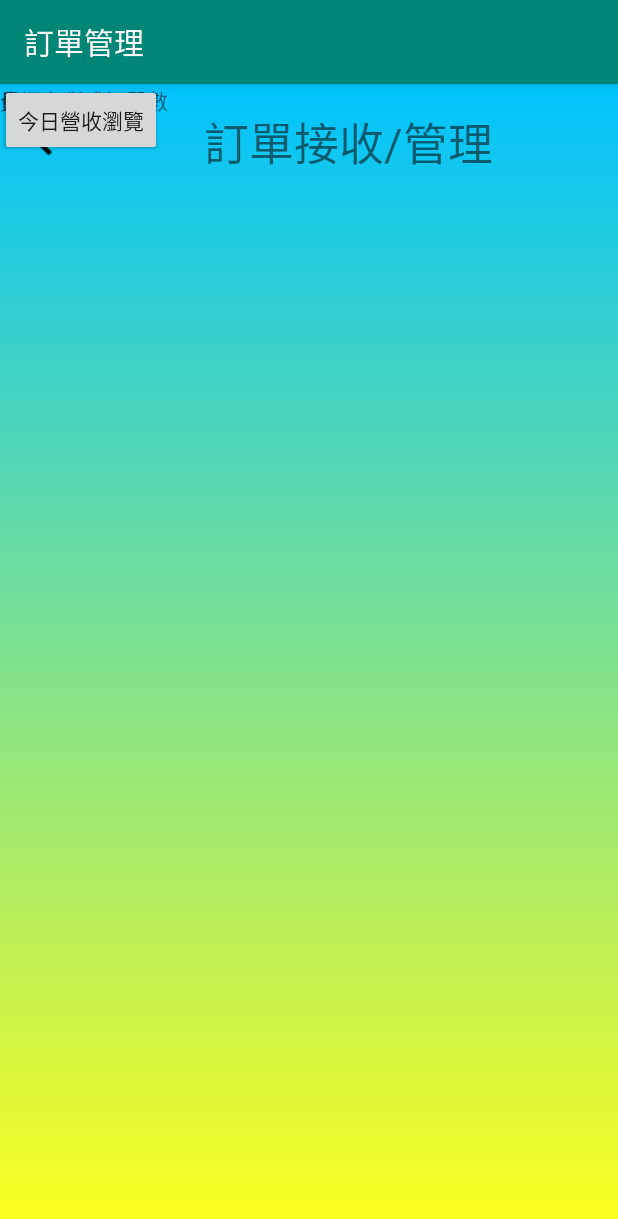
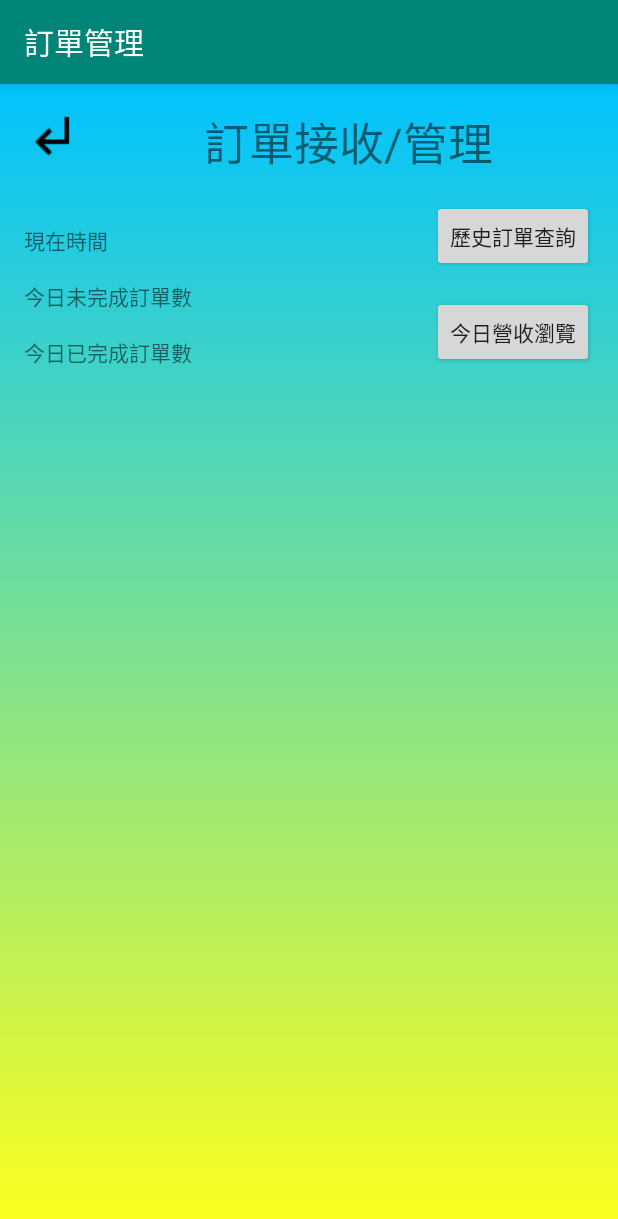
Before and after one commit to DP102-1/RelaxToDrinking, an Android app: the OrderManagementFragment screen opened through its navigation route, on a phone screen of 412 x 824 dp. Shown: the top 1219 px of the screen. Run offline under Robolectric (Android 15) with nearby library versions, the phone set to English and light mode, and no system bars; our stand-ins replace Firebase (no records; nobody signed in at launch, a user with empty details on screens opened directly).

Commit message:
翁10/24

```diff
--- a/app/src/main/java/com/example/relaxtodrinking/OrderListFragment.java
+++ b/app/src/main/java/com/example/relaxtodrinking/OrderListFragment.java
@@ -131,7 +131,7 @@ public class OrderListFragment extends Fragment {
                             tvOrderStatus_OrderList.setTextColor(Color.BLUE);
                             break;
                         case 1:
-                            tvOrderStatus_OrderList.setText("未接單");
+                            tvOrderStatus_OrderList.setText("未出貨");
                             tvOrderStatus_OrderList.setTextColor(Color.GRAY);
                             break;
                         case 2:
--- a/app/src/main/java/com/example/relaxtodrinking/OrderManagementFragment.java
+++ b/app/src/main/java/com/example/relaxtodrinking/OrderManagementFragment.java
@@ -125,7 +125,7 @@ public class OrderManagementFragment extends Fragment {
                     holder.tvOrderStatus_OrderManagement.setText("已完成");
                     holder.tvOrderStatus_OrderManagement.setTextColor(Color.BLUE);
                 case 1:
-                    holder.tvOrderStatus_OrderManagement.setText("未接單");
+                    holder.tvOrderStatus_OrderManagement.setText("未出貨");
                     holder.tvOrderStatus_OrderManagement.setTextColor(Color.GRAY);
                 case 2:
                     holder.tvOrderStatus_OrderManagement.setText("送貨中");
--- a/app/src/main/java/com/example/relaxtodrinking/StoreManagementFragment.java
+++ b/app/src/main/java/com/example/relaxtodrinking/StoreManagementFragment.java
@@ -148,6 +148,7 @@ public class StoreManagementFragment extends Fragment {
                     store.setStore_latitude(address.getLatitude());
                     store.setStore_longitude(address.getLongitude());
                 }
+                store.setStore_picture("image/store/logo");
                 //＝＝＝＝＝如果有拍照上傳至storage＝＝＝＝＝//
                 if (pictureTaken) {
                     final String imagePath = "image/store/logo";
@@ -157,9 +158,7 @@ public class StoreManagementFragment extends Fragment {
                                 public void onComplete(@NonNull Task<UploadTask.TaskSnapshot> task) {
                                     if (task.isSuccessful()) {
                                         Log.d(TAG, "上傳店家LOGO成功");
-                                        store.setStore_picture(imagePath);
                                         insertStore(store);
-                                        Navigation.findNavController(view).popBackStack();
                                     } else {
                                         Log.e(TAG, "上傳店家LOGO失敗");
                                         Common.showToast(activity, "上傳店家LOGO失敗");
@@ -169,6 +168,7 @@ public class StoreManagementFragment extends Fragment {
                 }else {
                     insertStore(store);
                 }
+                Navigation.findNavController(view).popBackStack();
                 //＝＝＝＝＝如果有拍照上傳至storage＝＝＝＝＝//
             }
         });
--- a/app/src/main/res/layout/fragment_order_management.xml
+++ b/app/src/main/res/layout/fragment_order_management.xml
@@ -5,26 +5,30 @@
     android:layout_width="match_parent"
     android:layout_height="match_parent"
     android:background="@drawable/background"
-    tools:context=".OrderManagementFragment" >
+    tools:context=".OrderManagementFragment">
 
-    <androidx.recyclerview.widget.RecyclerView
-        android:id="@+id/rvOrderList_OrderManagement"
-        android:layout_width="0dp"
-        android:layout_height="wrap_content"
-        app:layout_constraintBottom_toBottomOf="parent"
-        app:layout_constraintEnd_toEndOf="parent"
-        app:layout_constraintStart_toStartOf="parent" />
-
-    <TextView
-        android:id="@+id/tvTitle_OrderManagement"
+    <Button
+        android:id="@+id/btOrderHistory_OrderManagement"
         android:layout_width="wrap_content"
         android:layout_height="wrap_content"
         android:layout_marginTop="16dp"
-        android:text="訂單接收/管理"
-        android:textSize="30sp"
+        android:layout_marginEnd="16dp"
+        android:layout_marginRight="16dp"
+        android:text="歷史訂單查詢"
         app:layout_constraintEnd_toEndOf="parent"
-        app:layout_constraintStart_toEndOf="@+id/ivBack_OrderManagement"
-        app:layout_constraintTop_toTopOf="parent" />
+        app:layout_constraintTop_toBottomOf="@+id/tvTitle_OrderManagement" />
+
+    <Button
+        android:id="@+id/btRevenue_OrderManagement"
+        android:layout_width="wrap_content"
+        android:layout_height="wrap_content"
+        android:layout_marginTop="16dp"
+        android:layout_marginEnd="16dp"
+        android:layout_marginRight="16dp"
+        android:text="今日營收瀏覽"
+        app:layout_constraintEnd_toEndOf="parent"
+        app:layout_constraintStart_toStartOf="@+id/btOrderHistory_OrderManagement"
+        app:layout_constraintTop_toBottomOf="@+id/btOrderHistory_OrderManagement" />
 
     <ImageView
         android:id="@+id/ivBack_OrderManagement"
@@ -38,43 +42,86 @@
         app:layout_constraintTop_toTopOf="parent" />
 
     <TextView
+        android:id="@+id/tvTitle_OrderManagement"
+        android:layout_width="wrap_content"
+        android:layout_height="wrap_content"
+        android:layout_marginTop="16dp"
+        android:text="訂單接收/管理"
+        android:textSize="30sp"
+        app:layout_constraintEnd_toEndOf="parent"
+        app:layout_constraintStart_toEndOf="@+id/ivBack_OrderManagement"
+        app:layout_constraintTop_toTopOf="parent" />
+
+    <TextView
         android:id="@+id/tvDate_OrderManagement"
         android:layout_width="wrap_content"
         android:layout_height="wrap_content"
-        android:text="日期"
-        tools:layout_editor_absoluteX="50dp"
-        tools:layout_editor_absoluteY="92dp" />
+        android:layout_marginStart="16dp"
+        android:layout_marginLeft="16dp"
+        android:layout_marginTop="32dp"
+        android:text="現在時間"
+        app:layout_constraintStart_toStartOf="parent"
+        app:layout_constraintTop_toBottomOf="@+id/tvTitle_OrderManagement" />
 
     <TextView
-        android:id="@+id/tvEmployeetvDate_OrderManagement"
+        android:id="@+id/tvFinish_OrderManagement"
         android:layout_width="wrap_content"
         android:layout_height="wrap_content"
-        android:text="員工名稱"
-        tools:layout_editor_absoluteX="50dp"
-        tools:layout_editor_absoluteY="125dp" />
+        android:layout_marginTop="16dp"
+        android:text="今日已完成訂單數"
+        app:layout_constraintStart_toStartOf="@+id/tvNotFinish_OrderManagement"
+        app:layout_constraintTop_toBottomOf="@+id/tvNotFinish_OrderManagement" />
 
     <TextView
-        android:id="@+id/textView4"
+        android:id="@+id/tvNotFinish_OrderManagement"
         android:layout_width="wrap_content"
         android:layout_height="wrap_content"
-        android:text="今日已完成訂單數"
-        tools:layout_editor_absoluteX="50dp"
-        tools:layout_editor_absoluteY="162dp" />
+        android:layout_marginTop="16dp"
+        android:text="今日未完成訂單數"
+        app:layout_constraintStart_toStartOf="@+id/tvDate_OrderManagement"
+        app:layout_constraintTop_toBottomOf="@+id/tvDate_OrderManagement" />
 
-    <Button
-        android:id="@+id/btOrderHistorytvDate_OrderManagement"
+    <TextView
+        android:id="@+id/tvOrderDate_OrderManagement"
         android:layout_width="wrap_content"
         android:layout_height="wrap_content"
-        android:text="歷史訂單查詢"
-        tools:layout_editor_absoluteX="281dp"
-        tools:layout_editor_absoluteY="92dp" />
+        android:layout_marginStart="16dp"
+        android:layout_marginLeft="16dp"
+        app:layout_constraintBottom_toBottomOf="@+id/tvDate_OrderManagement"
+        app:layout_constraintStart_toEndOf="@+id/tvDate_OrderManagement"
+        app:layout_constraintTop_toTopOf="@+id/tvDate_OrderManagement"
+        tools:text="日期" />
 
-    <Button
-        android:id="@+id/button2"
+    <TextView
+        android:id="@+id/tvOrderNotFinish_OrderManagement"
         android:layout_width="wrap_content"
         android:layout_height="wrap_content"
-        android:text="今日營收瀏覽"
-        tools:layout_editor_absoluteX="245dp"
-        tools:layout_editor_absoluteY="162dp" />
+        android:layout_marginStart="16dp"
+        android:layout_marginLeft="16dp"
+        app:layout_constraintBottom_toBottomOf="@+id/tvNotFinish_OrderManagement"
+        app:layout_constraintStart_toEndOf="@+id/tvNotFinish_OrderManagement"
+        app:layout_constraintTop_toTopOf="@+id/tvNotFinish_OrderManagement"
+        tools:text="0" />
+
+    <TextView
+        android:id="@+id/tvOrderFinish_OrderManagement"
+        android:layout_width="wrap_content"
+        android:layout_height="wrap_content"
+        android:layout_marginStart="16dp"
+        android:layout_marginLeft="16dp"
+        app:layout_constraintBottom_toBottomOf="@+id/tvFinish_OrderManagement"
+        app:layout_constraintStart_toEndOf="@+id/tvFinish_OrderManagement"
+        app:layout_constraintTop_toTopOf="@+id/tvFinish_OrderManagement"
+        tools:text="0" />
+
+    <androidx.recyclerview.widget.RecyclerView
+        android:id="@+id/rvOrderList_OrderManagement"
+        android:layout_width="0dp"
+        android:layout_height="0dp"
+        android:layout_marginTop="16dp"
+        app:layout_constraintBottom_toBottomOf="parent"
+        app:layout_constraintEnd_toEndOf="parent"
+        app:layout_constraintStart_toStartOf="parent"
+        app:layout_constraintTop_toBottomOf="@+id/tvFinish_OrderManagement" />
 
 </androidx.constraintlayout.widget.ConstraintLayout>
```
Also changed, not shown: app/src/main/java/com/example/relaxtodrinking/StoreInformationFragment.java (+14 -0 lines), app/src/main/java/com/example/relaxtodrinking/data/Employee.java (+114 -0 lines), app/src/main/res/layout/product_list_view.xml (+16 -15 lines).
